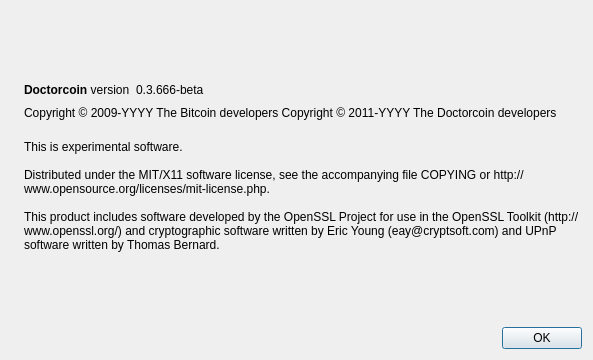
Qt form src/qt/forms/aboutdialog.ui (aaron-hanson/doctorcoin) before a commit.
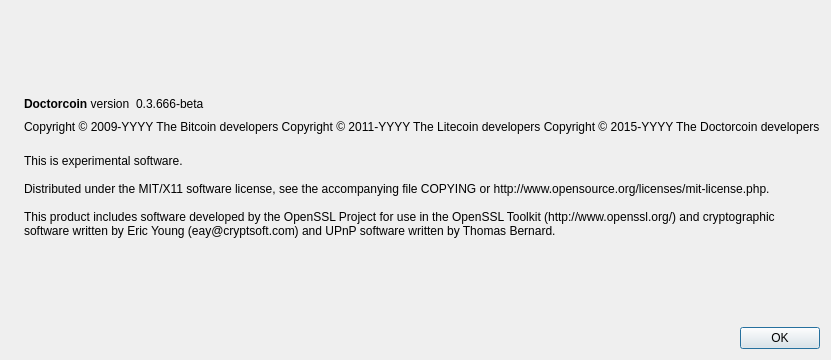
The same form after that commit. Icons and pictures are not drawn.

```diff
--- a/src/qt/forms/aboutdialog.ui
+++ b/src/qt/forms/aboutdialog.ui
@@ -92,7 +92,8 @@
        </property>
        <property name="text">
         <string notr="true">Copyright &amp;copy; 2009-YYYY The Bitcoin developers
-Copyright &amp;copy; 2011-YYYY The Doctorcoin developers</string>
+Copyright &amp;copy; 2011-YYYY The Litecoin developers
+Copyright &amp;copy; 2015-YYYY The Doctorcoin developers</string>
        </property>
        <property name="textFormat">
         <enum>Qt::RichText</enum>
```
